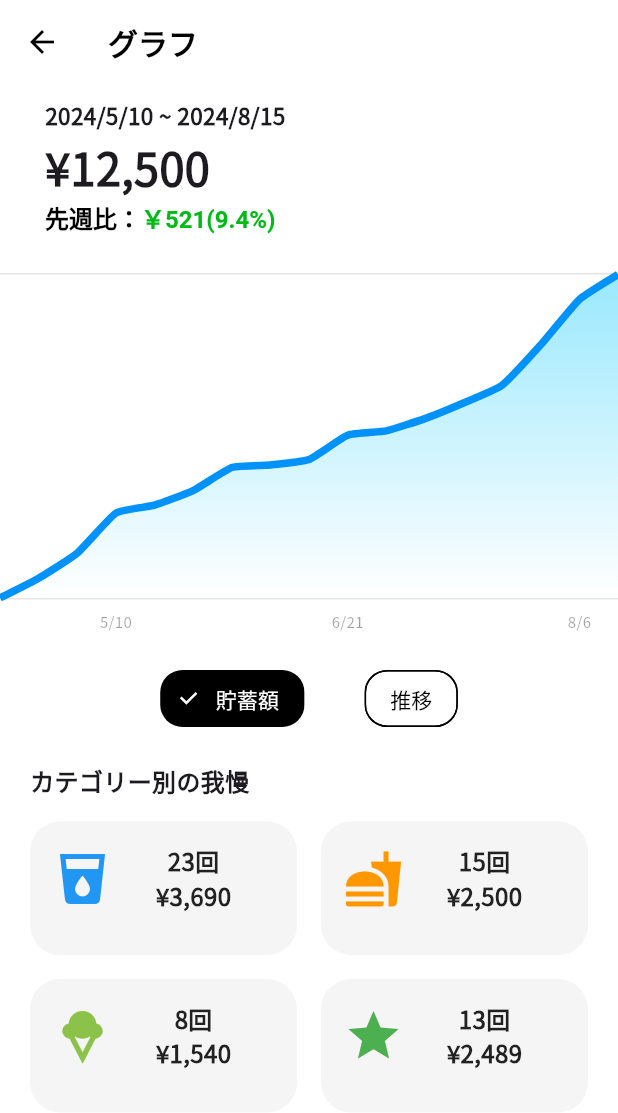
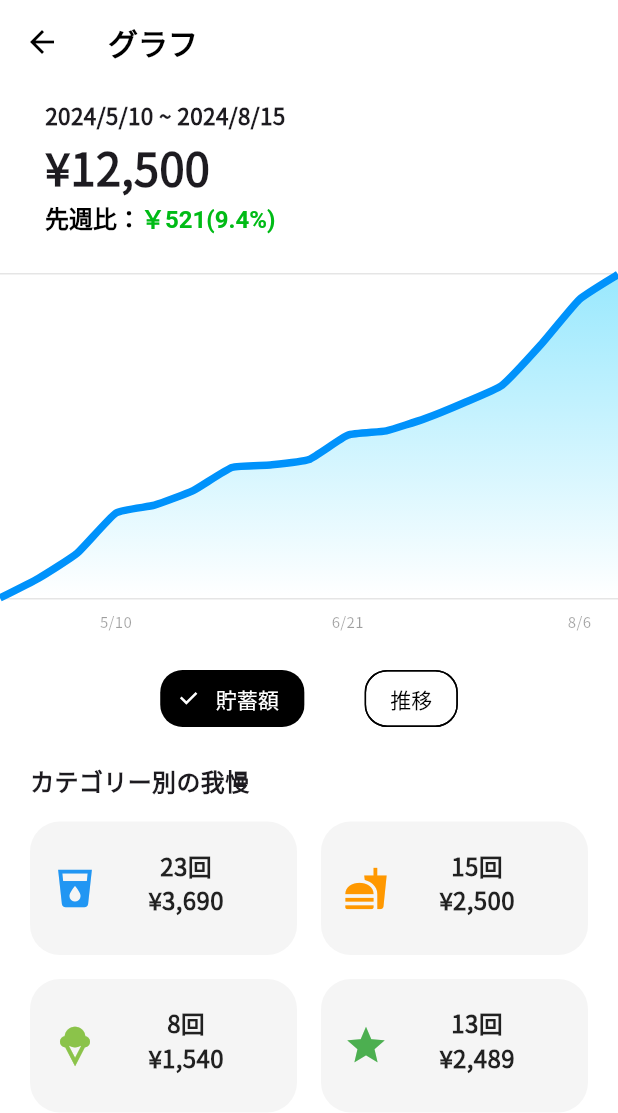
Before and after one commit to kou-nagamine/new_save_money, a Flutter app: the GraphPage screen opened directly, on a phone screen of 412 x 824 dp. Shown: the top 1113 px of the screen. Run offline on Flutter 3.47's test engine with Material 3 defaults, Android fonts, the phone set to English and light mode, and no system bars; drawn by our look-alikes of fl_chart; our stand-ins replace buttons_tabbar, draggable_home, figma_squircle, flutter_datetime_picker_plus, flutter_riverpod, flutter_svg and 3 more; missing offline and left inert: iconoir_flutter; generated files the repository leaves out were written again; statements that could not run were skipped.

Commit message:
fix:paddingの変更

```diff
--- a/lib/views/pages/graph/graph_page.dart
+++ b/lib/views/pages/graph/graph_page.dart
@@ -247,19 +247,14 @@ Widget _buildGridItem(IconData icon, Color color ,String count, String price,) {
       borderRadius: BorderRadius.circular(20),
     ),
     padding: const EdgeInsets.all(15),
-    child: Column(
-      crossAxisAlignment: CrossAxisAlignment.center,
-      mainAxisAlignment: MainAxisAlignment.spaceBetween,
-      children:
-        [
-          Row(
-            crossAxisAlignment: CrossAxisAlignment.center,
+    child: Center(
+      child: Row(
         mainAxisAlignment: MainAxisAlignment.spaceBetween,
         children: [
-              Icon(icon, size: 40, color: color,),
+          Icon(icon, size: 30, color: color,),
           Column(
-                crossAxisAlignment: CrossAxisAlignment.center,
             children: [
+              SizedBox(height: 3),
               Text(count, style: TextStyle(fontSize: 16, color: Colors.black87 ,fontWeight: FontWeight.bold)),
               Text(price, style: TextStyle(fontSize: 16, color: Colors.black87 ,fontWeight: FontWeight.bold)),
             ],
@@ -267,7 +262,6 @@ Widget _buildGridItem(IconData icon, Color color ,String count, String price,) {
           SizedBox(width: 0),
         ],
       ),
-        ]
     ),
   );
 }
```
Also changed, not shown: pubspec.lock. Lines whose indentation alone changed are shown as unchanged.
